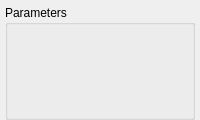
This is source/Goldenberry/widgets/optimization/GbWKieraWidget.ui in narg95/goldenberry as Qt 5 draws it before an edit. The edited form follows.
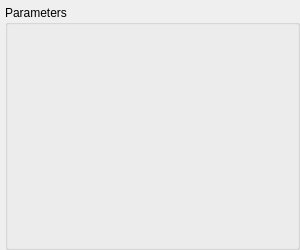
This is the edited form.

Patch:
```diff
--- a/source/Goldenberry/widgets/optimization/GbWKieraWidget.ui
+++ b/source/Goldenberry/widgets/optimization/GbWKieraWidget.ui
@@ -10,8 +10,8 @@
    <rect>
     <x>0</x>
     <y>0</y>
-    <width>200</width>
-    <height>120</height>
+    <width>300</width>
+    <height>250</height>
    </rect>
   </property>
   <property name="windowTitle">
@@ -25,8 +25,8 @@
        <rect>
          <x>5</x>
          <y>5</y>
-         <width>190</width>
-         <height>115</height>
+         <width>295</width>
+         <height>245</height>
        </rect>
      </property>     
      <layout class="QFormLayout" name="paramslayout"/>
```
